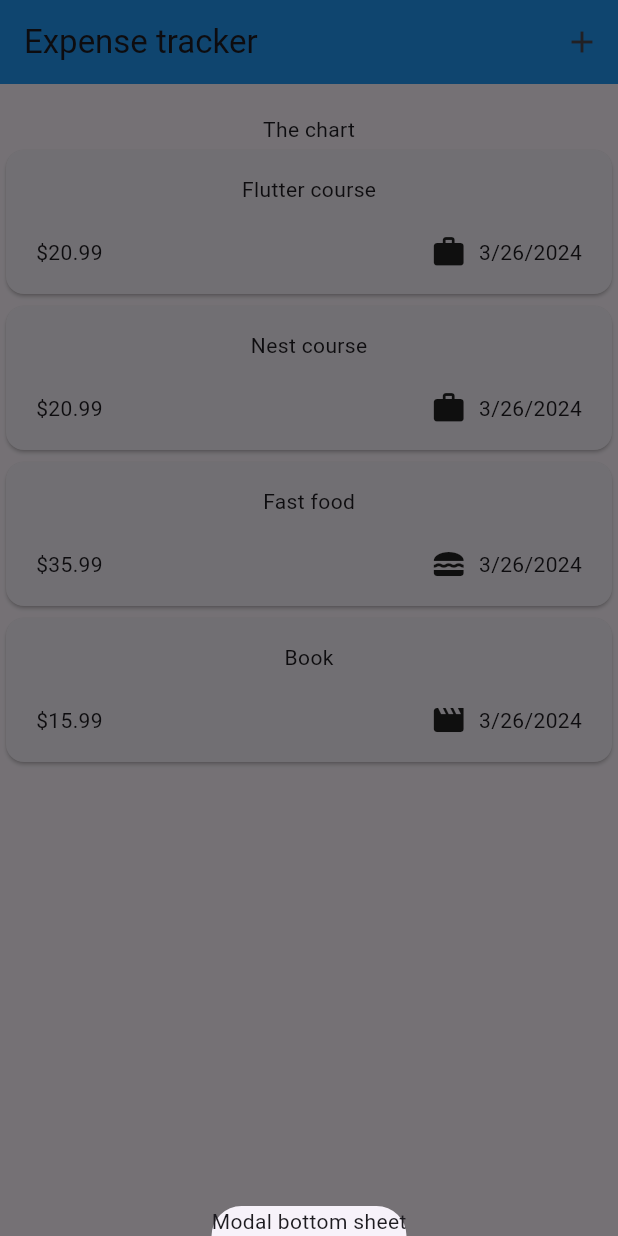
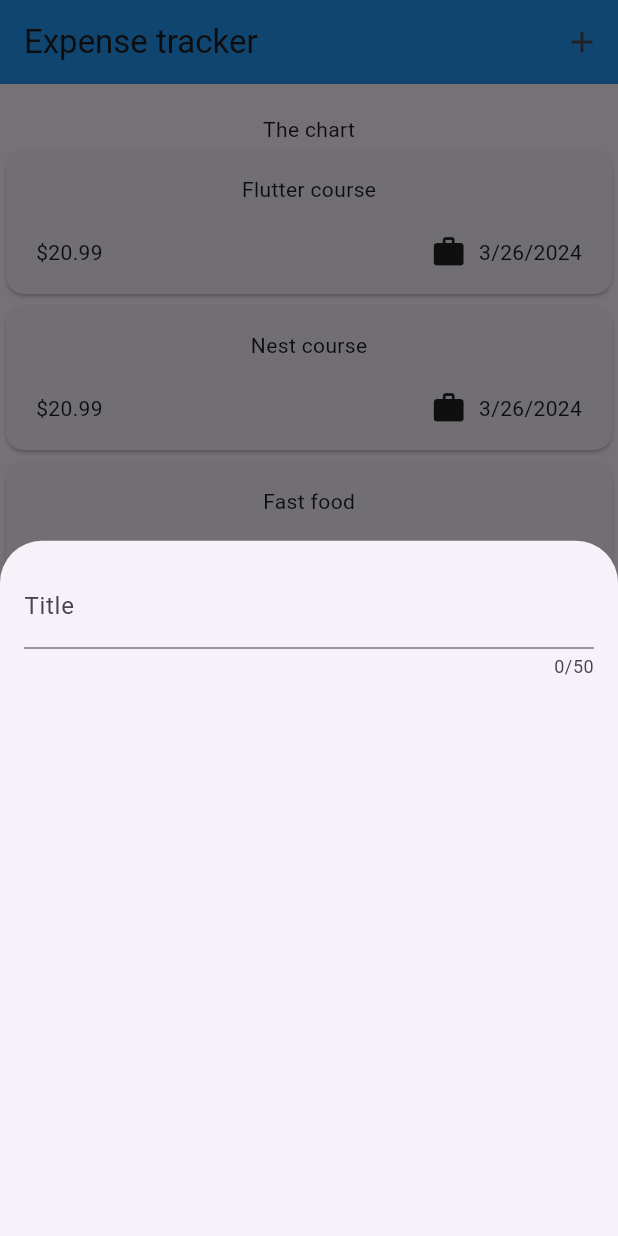
Before and after one commit to ichbinnichts/expanse_tracker, a Flutter app: the screen it shows after launch, after a tap on the "add" icon, on a phone screen of 412 x 824 dp. Run offline on Flutter 3.47's test engine with Material 3 defaults, Android fonts, the phone set to English and light mode, and no system bars.

Commit message:
feat: add new expense widget

```diff
--- a/lib/home/home.dart
+++ b/lib/home/home.dart
@@ -1,5 +1,6 @@
 import 'package:expanse_tracker/widgets/expense/expenses_list.dart';
 import 'package:expanse_tracker/models/expense.dart';
+import 'package:expanse_tracker/widgets/new_expense.dart';
 import 'package:flutter/material.dart';
 
 class Home extends StatefulWidget {
@@ -39,7 +40,7 @@ class _HomeState extends State<Home> {
 
   void _openAddExpensesOverlay() {
     showModalBottomSheet(
-        context: context, builder: (ctx) => const Text('Modal bottom sheet'));
+        context: context, builder: (ctx) => const NewExpense());
   }
 
   @override
--- /dev/null
+++ b/lib/widgets/new_expense.dart
@@ -0,0 +1,27 @@
+import 'package:flutter/material.dart';
+
+class NewExpense extends StatefulWidget {
+  const NewExpense({super.key});
+
+  @override
+  State<NewExpense> createState() => _NewExpenseState();
+}
+
+class _NewExpenseState extends State<NewExpense> {
+  @override
+  Widget build(BuildContext context) {
+    return const Padding(
+      padding: EdgeInsets.all(16),
+      child: Column(
+        children: [
+          TextField(
+            maxLength: 50,
+            decoration: InputDecoration(
+              label: Text('Title'),
+            ),
+          )
+        ],
+      ),
+    );
+  }
+}
```
